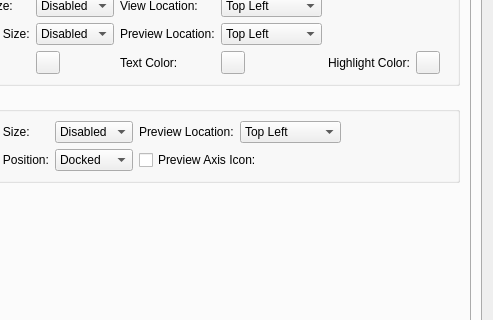
This is lclib/qt/lc_qpreferencesdialog.ui in trevorsandy/lpub3dnext as Qt 5 draws it before an edit; both pictures show x 88 to 581 and y 115 to 435 of the 581 by 551 pixel window. The edited form follows.
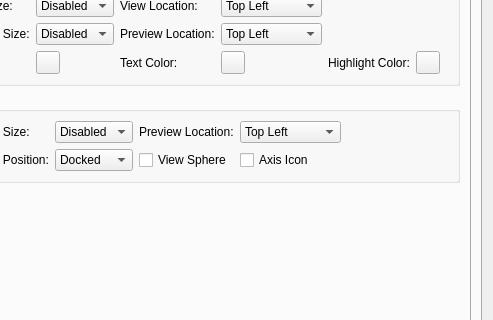
This is the edited form. The open tabs and pages were chosen to show the change. Icons and pictures are not drawn.

Commit message: Preview - flag to turn on and off view sphere - 03 #441

Patch:
```diff
--- a/lclib/qt/lc_qpreferencesdialog.ui
+++ b/lclib/qt/lc_qpreferencesdialog.ui
@@ -1112,13 +1112,6 @@
                 </item>
                </widget>
               </item>
-              <item row="1" column="3" colspan="2">
-               <widget class="QCheckBox" name="PreviewAxisIconCheckBox">
-                <property name="text">
-                 <string>Preview Axis Icon:</string>
-                </property>
-               </widget>
-              </item>
               <item row="0" column="2">
                <widget class="QComboBox" name="PreviewSizeCombo">
                 <item>
@@ -1145,6 +1138,20 @@
                 </property>
                </widget>
               </item>
+              <item row="1" column="3">
+               <widget class="QCheckBox" name="PreviewViewSphereCheckBox">
+                <property name="text">
+                 <string>View Sphere</string>
+                </property>
+               </widget>
+              </item>
+              <item row="1" column="4">
+               <widget class="QCheckBox" name="PreviewAxisIconCheckBox">
+                <property name="text">
+                 <string>Axis Icon</string>
+                </property>
+               </widget>
+              </item>
              </layout>
             </widget>
            </item>
```
Left out of the diff: 1 changed line with no effect on the pictures. The commit also changes 6 other files.
